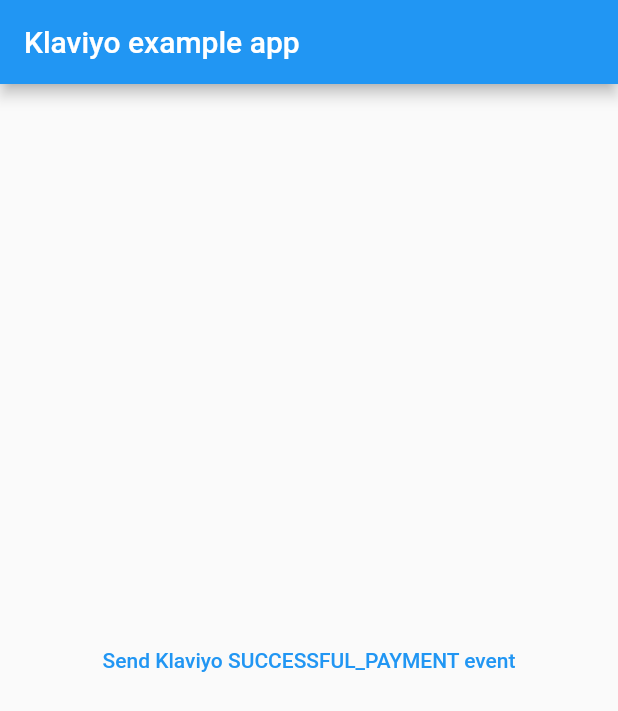
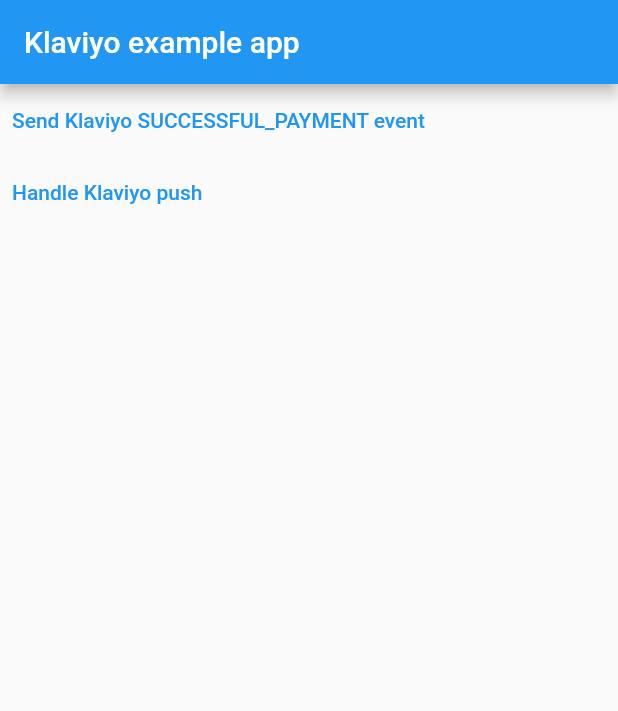
Before and after one commit to drybnikov/klaviyo_flutter, a Flutter app: the screen it shows after launch, on a phone screen of 412 x 824 dp. Shown: the top 711 px of the screen. Run offline on Flutter 3.47's test engine with Material 2 defaults, Android fonts, the phone set to English and light mode, and no system bars; our stand-ins replace equatable, plugin_platform_interface.

Commit message:
Fix handle push, ios example

```diff
--- a/example/lib/main.dart
+++ b/example/lib/main.dart
@@ -19,8 +19,10 @@ class SampleApp extends StatelessWidget {
         appBar: AppBar(
           title: const Text('Klaviyo example app'),
         ),
-        body: Center(
-          child: TextButton(
+        body: Column(
+          crossAxisAlignment: CrossAxisAlignment.start,
+          children: [
+            TextButton(
               onPressed: () async {
                 await Klaviyo.instance.logEvent(
                   '\$successful_payment',
@@ -29,6 +31,15 @@ class SampleApp extends StatelessWidget {
               },
               child: Text('Send Klaviyo SUCCESSFUL_PAYMENT event'),
             ),
+            TextButton(
+              onPressed: () async {
+                final result = await Klaviyo.instance
+                    .handlePush({'_k': '', 'body': 'Hey'});
+                print('result:$result');
+              },
+              child: Text('Handle Klaviyo push'),
+            )
+          ],
         ),
       ),
     );
--- a/pubspec.yaml
+++ b/pubspec.yaml
@@ -1,7 +1,7 @@
 name: klaviyo_flutter
 description: Flutter plugin for Klaviyo integration. Provides push messaging
   and Klaviyo analitics services
-version: 0.0.1+1
+version: 0.0.1+2
 homepage: https://github.com/drybnikov/klaviyo_flutter
 
 environment:
```
Also changed, not shown: 2 other files. Lines whose indentation alone changed are shown as unchanged.
